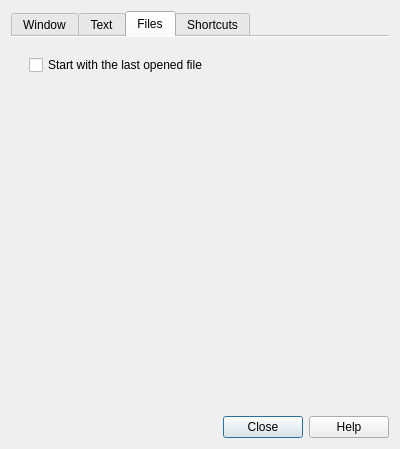
This is feathernotes/prefDialog.ui in tsujan/FeatherNotes as Qt 5 draws it before an edit. The edited form follows.
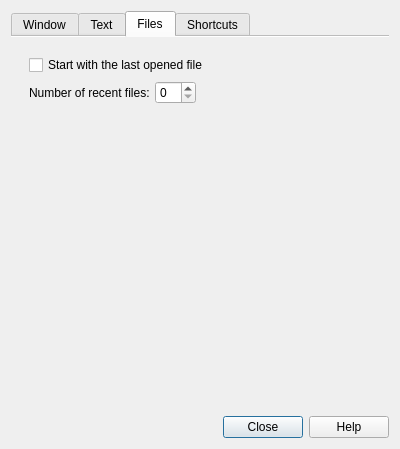
This is the edited form. The open tabs and pages were chosen to show the change.

```diff
--- a/feathernotes/prefDialog.ui
+++ b/feathernotes/prefDialog.ui
@@ -511,6 +511,43 @@
             </property>
            </widget>
           </item>
+          <item>
+           <layout class="QHBoxLayout" name="horizontalLayout_7">
+            <property name="spacing">
+             <number>5</number>
+            </property>
+            <item>
+             <widget class="QLabel" name="recentLabel">
+              <property name="text">
+               <string>Number of recent files:</string>
+              </property>
+             </widget>
+            </item>
+            <item>
+             <widget class="QSpinBox" name="recentSpin">
+              <property name="maximum">
+               <number>20</number>
+              </property>
+             </widget>
+            </item>
+            <item>
+             <spacer name="horizontalSpacer_5">
+              <property name="orientation">
+               <enum>Qt::Horizontal</enum>
+              </property>
+              <property name="sizeType">
+               <enum>QSizePolicy::MinimumExpanding</enum>
+              </property>
+              <property name="sizeHint" stdset="0">
+               <size>
+                <width>5</width>
+                <height>5</height>
+               </size>
+              </property>
+             </spacer>
+            </item>
+           </layout>
+          </item>
           <item>
            <spacer name="verticalSpacer_2">
             <property name="orientation">
```
